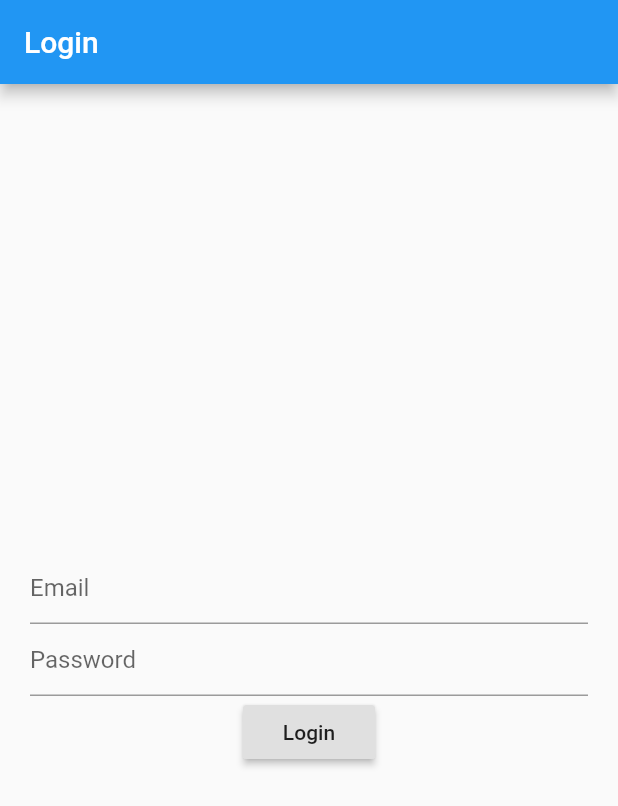
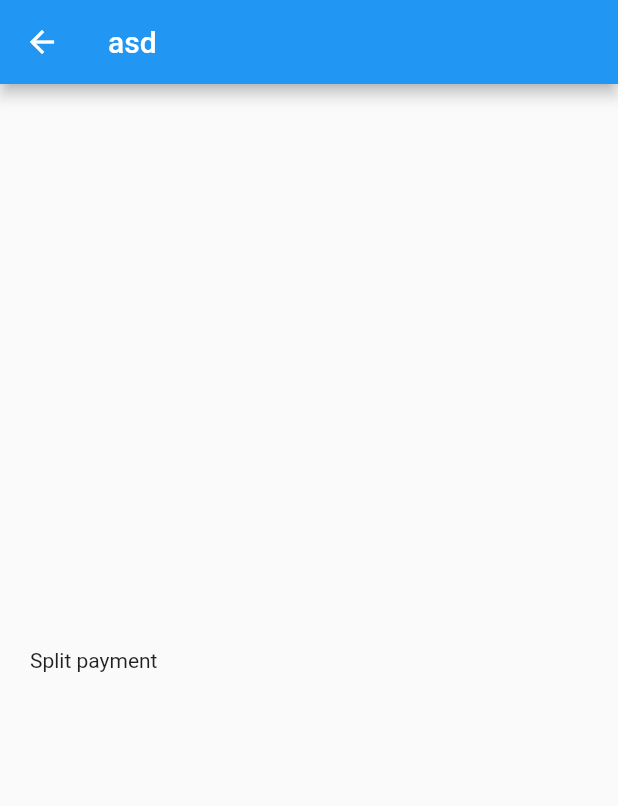
Before and after one commit to fringers/hy-visa, a Flutter app: the screen it shows after launch, after a tap on "Login", on a phone screen of 412 x 824 dp. Shown: the top 806 px of the screen. Run offline on Flutter 3.47's test engine with Material 2 defaults, Android fonts, the phone set to English and light mode, and no system bars; our stand-ins replace firebase_auth; accounts and stored records are empty.

Commit message:
Naviation added

```diff
--- a/lib/main.dart
+++ b/lib/main.dart
@@ -1,5 +1,6 @@
 import 'package:flutter/material.dart';
 import 'package:firebase_auth/firebase_auth.dart';
+import 'package:hy_visa/split.dart';
 
 void main() => runApp(HyVisaApp());
 
@@ -41,7 +42,7 @@ class _LoginPageState extends State<LoginPage> {
   String _email = '';
   String _password = '';
 
-  Future<FirebaseUser> _handleSignIn() async {
+  Future<void> _handleSignIn() async {
     FirebaseUser user = await _auth.currentUser();
     if (user == null) {
       user = await _auth.signInWithEmailAndPassword(
@@ -50,7 +51,13 @@ class _LoginPageState extends State<LoginPage> {
       );
     }
     print("signed in " + user.email);
-    return user;
+    if (user != null) {
+      print(user);
+      Navigator.push(
+        context,
+        MaterialPageRoute(builder: (context) => SplitPage()),
+      );
+    }
   }
 
   @override
@@ -94,7 +101,6 @@ class _LoginPageState extends State<LoginPage> {
                 // Perform some action
                 print('Login: ' + this._email + " " + this._password);
                 _handleSignIn()
-                    .then((FirebaseUser user) => print(user))
                     .catchError((e) => print(e));
               },
             )
--- /dev/null
+++ b/lib/split.dart
@@ -0,0 +1,24 @@
+import 'package:flutter/material.dart';
+
+class SplitPage extends StatelessWidget  {
+
+  @override
+  Widget build(BuildContext context) {
+    return Scaffold(
+      appBar: AppBar(
+        title: Text("asd"),
+      ),
+      body: Container(
+        padding: new EdgeInsets.all(20.0),
+        child: Column(
+          mainAxisAlignment: MainAxisAlignment.center,
+          children: <Widget>[
+            Text(
+              'Split payment'
+            )
+          ],
+        ),
+      ),// This trailing comma makes auto-formatting nicer for build methods.
+    );
+  }
+}
```
